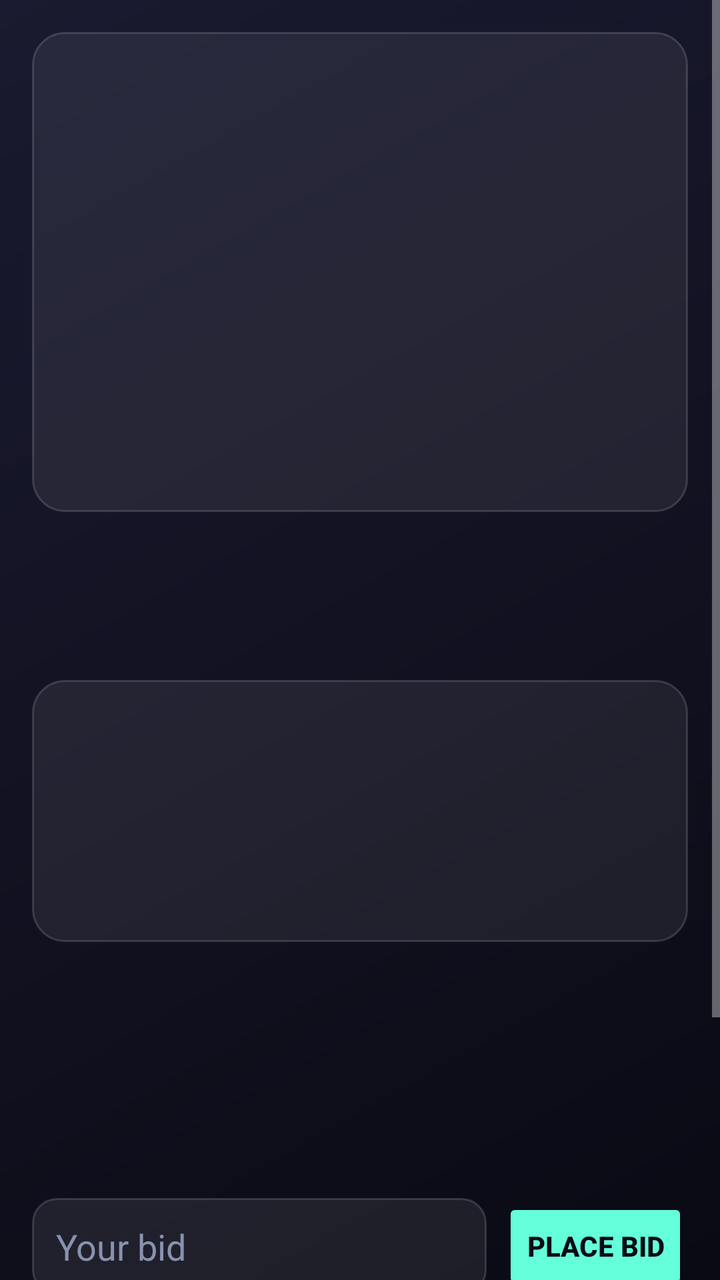
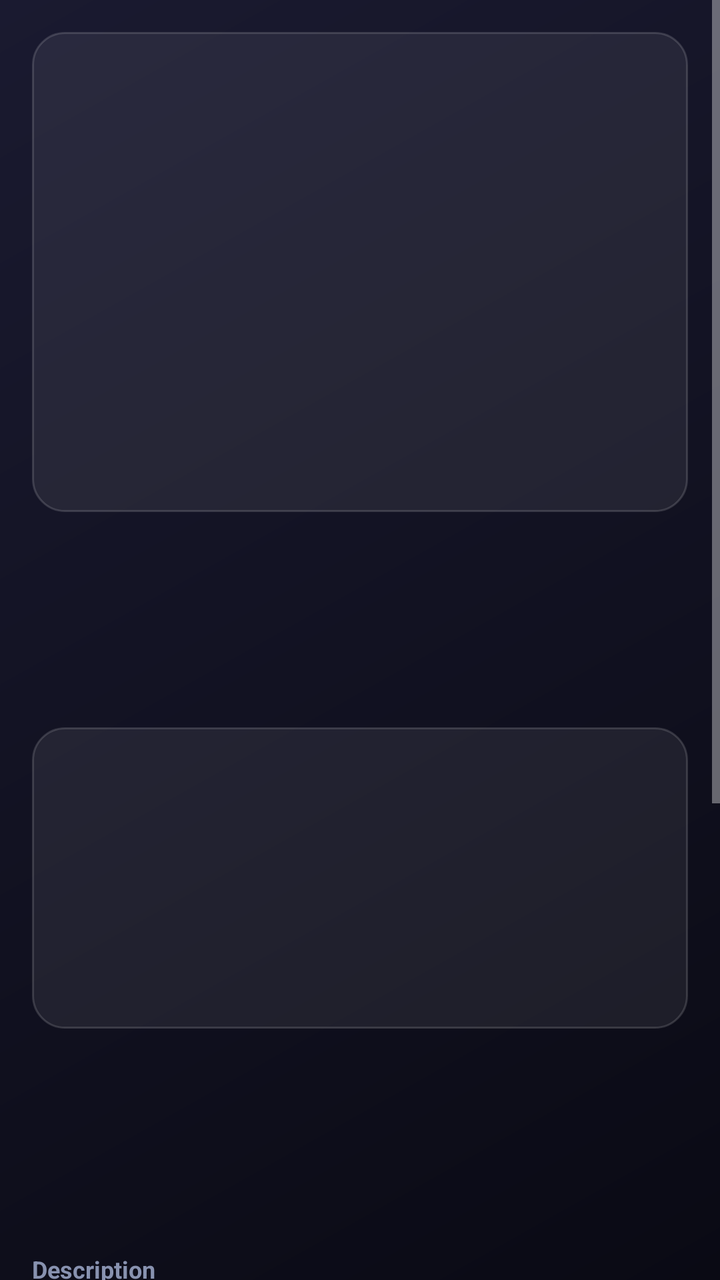

Screens rendered from an Android XML layout before and after an edit, with the pre-edit source and the edit as a unified diff.
<!-- AndroidManifest.xml: application theme Theme.NellisBid -->
<!-- res/layout/activity_detail.xml -->
<?xml version="1.0" encoding="utf-8"?>
<ScrollView xmlns:android="http://schemas.android.com/apk/res/android"
    android:layout_width="match_parent"
    android:layout_height="match_parent"
    android:background="@drawable/bg_gradient"
    android:fillViewport="true">

    <LinearLayout
        android:layout_width="match_parent"
        android:layout_height="wrap_content"
        android:orientation="vertical"
        android:padding="16dp">

        <ImageView
            android:id="@+id/d_img"
            android:layout_width="match_parent"
            android:layout_height="240dp"
            android:scaleType="centerCrop"
            android:background="@drawable/bg_glass"
            android:contentDescription="item photo" />

        <HorizontalScrollView
            android:layout_width="match_parent"
            android:layout_height="wrap_content"
            android:layout_marginTop="8dp"
            android:scrollbars="none">

            <LinearLayout
                android:id="@+id/d_gallery"
                android:layout_width="wrap_content"
                android:layout_height="wrap_content"
                android:orientation="horizontal" />
        </HorizontalScrollView>

        <TextView
            android:id="@+id/d_title"
            android:layout_width="match_parent"
            android:layout_height="wrap_content"
            android:layout_marginTop="14dp"
            android:textColor="@color/text"
            android:textSize="18sp"
            android:textStyle="bold" />

        <TextView
            android:id="@+id/d_condition"
            android:layout_width="match_parent"
            android:layout_height="wrap_content"
            android:layout_marginTop="6dp"
            android:textColor="@color/accent2"
            android:textSize="13sp" />

        <LinearLayout
            android:layout_width="match_parent"
            android:layout_height="wrap_content"
            android:layout_marginTop="14dp"
            android:orientation="vertical"
            android:background="@drawable/bg_glass"
            android:padding="16dp">

            <TextView
                android:id="@+id/d_allin"
                android:layout_width="wrap_content"
                android:layout_height="wrap_content"
                android:textColor="@color/accent"
                android:textSize="22sp"
                android:textStyle="bold" />

            <TextView
                android:id="@+id/d_bid"
                android:layout_width="wrap_content"
                android:layout_height="wrap_content"
                android:layout_marginTop="4dp"
                android:textColor="@color/text"
                android:textSize="15sp" />

            <TextView
                android:id="@+id/d_retail"
                android:layout_width="wrap_content"
                android:layout_height="wrap_content"
                android:layout_marginTop="2dp"
                android:textColor="@color/muted"
                android:textSize="13sp" />

            <TextView
                android:id="@+id/d_bids"
                android:layout_width="wrap_content"
                android:layout_height="wrap_content"
                android:layout_marginTop="8dp"
                android:textColor="@color/muted"
                android:textSize="13sp" />
        </LinearLayout>

        <TextView
            android:id="@+id/d_time"
            android:layout_width="match_parent"
            android:layout_height="wrap_content"
            android:layout_marginTop="12dp"
            android:textColor="@color/danger"
            android:textSize="15sp"
            android:textStyle="bold" />

        <TextView
            android:id="@+id/d_location"
            android:layout_width="match_parent"
            android:layout_height="wrap_content"
            android:layout_marginTop="4dp"
            android:textColor="@color/muted"
            android:textSize="13sp" />

        <TextView
            android:id="@+id/d_notes"
            android:layout_width="match_parent"
            android:layout_height="wrap_content"
            android:layout_marginTop="12dp"
            android:textColor="@color/accent2"
            android:textSize="13sp" />

        <TextView
            android:id="@+id/d_inventory"
            android:layout_width="match_parent"
            android:layout_height="wrap_content"
            android:layout_marginTop="8dp"
            android:textColor="@color/muted"
            android:textSize="12sp" />

        <LinearLayout
            android:layout_width="match_parent"
            android:layout_height="wrap_content"
            android:layout_marginTop="20dp"
            android:orientation="horizontal"
            android:gravity="center_vertical">

            <EditText
                android:id="@+id/d_bid_amount"
                android:layout_width="0dp"
                android:layout_height="wrap_content"
                android:layout_weight="1"
                android:background="@drawable/bg_search"
                android:hint="Your bid"
                android:textColorHint="@color/muted"
                android:textColor="@color/text"
                android:inputType="numberDecimal"
                android:padding="12dp" />

            <Button
                android:id="@+id/d_bid_btn"
                android:layout_width="wrap_content"
                android:layout_height="wrap_content"
                android:layout_marginStart="8dp"
                android:text="Place Bid"
                android:textColor="@color/bg"
                android:textStyle="bold"
                android:backgroundTint="@color/accent" />
        </LinearLayout>

        <TextView
            android:id="@+id/d_bid_status"
            android:layout_width="match_parent"
            android:layout_height="wrap_content"
            android:layout_marginTop="8dp"
            android:textColor="@color/accent2"
            android:textSize="13sp" />

        <LinearLayout
            android:layout_width="match_parent"
            android:layout_height="wrap_content"
            android:layout_marginTop="12dp"
            android:orientation="horizontal">

            <Button
                android:id="@+id/d_view_nellis"
                android:layout_width="0dp"
                android:layout_height="wrap_content"
                android:layout_weight="1"
                android:text="View on Nellis"
                android:textColor="@color/text"
                android:backgroundTint="#22FFFFFF" />

            <Button
                android:id="@+id/d_view_amazon"
                android:layout_width="0dp"
                android:layout_height="wrap_content"
                android:layout_weight="1"
                android:layout_marginStart="8dp"
                android:text="View on Amazon"
                android:textColor="@color/text"
                android:backgroundTint="#22FFFFFF" />
        </LinearLayout>

        <Button
            android:id="@+id/d_watch_btn"
            android:layout_width="match_parent"
            android:layout_height="wrap_content"
            android:layout_marginTop="8dp"
            android:text="☆ Watch"
            android:textColor="@color/accent2"
            android:backgroundTint="#22FFFFFF" />

    </LinearLayout>
</ScrollView>
<!-- resources referenced by this layout -->
<resources>
  <color name="accent">#64FFDA</color>
  <color name="accent2">#FFD54F</color>
  <color name="bg">#0A0A14</color>
  <color name="danger">#FF5252</color>
  <color name="muted">#8892B0</color>
  <color name="text">#E6E6F0</color>
  <!-- drawable bg_glass (drawable) -->
  <?xml version="1.0" encoding="utf-8"?>
  <shape xmlns:android="http://schemas.android.com/apk/res/android"
      android:shape="rectangle">
      <solid android:color="#12FFFFFF" />
      <stroke android:width="1dp" android:color="#26FFFFFF" />
      <corners android:radius="16dp" />
  </shape>
  <!-- drawable bg_gradient (drawable) -->
  <?xml version="1.0" encoding="utf-8"?>
  <shape xmlns:android="http://schemas.android.com/apk/res/android"
      android:shape="rectangle">
      <gradient
          android:startColor="#0A0A14"
          android:endColor="#1A1A30"
          android:angle="135" />
  </shape>
  <!-- drawable bg_search (drawable) -->
  <?xml version="1.0" encoding="utf-8"?>
  <shape xmlns:android="http://schemas.android.com/apk/res/android"
      android:shape="rectangle">
      <solid android:color="#14FFFFFF" />
      <stroke android:width="1dp" android:color="#26FFFFFF" />
      <corners android:radius="12dp" />
  </shape>
  <style name="Theme.NellisBid" parent="Theme.AppCompat.NoActionBar">
          <item name="android:windowBackground">@color/bg</item>
          <item name="android:statusBarColor">@color/bg</item>
          <item name="android:navigationBarColor">@color/bg</item>
          <item name="colorPrimary">@color/accent</item>
          <item name="colorAccent">@color/accent</item>
      </style>
</resources>

<!-- the commit's change to res/layout/activity_detail.xml (unified diff, before → after) -->
@@ -42,10 +42,19 @@
             android:textStyle="bold" />
 
         <TextView
+            android:id="@+id/d_quality"
+            android:layout_width="match_parent"
+            android:layout_height="wrap_content"
+            android:layout_marginTop="6dp"
+            android:textColor="#4CAF50"
+            android:textSize="16sp"
+            android:textStyle="bold" />
+
+        <TextView
             android:id="@+id/d_condition"
             android:layout_width="match_parent"
             android:layout_height="wrap_content"
-            android:layout_marginTop="6dp"
+            android:layout_marginTop="2dp"
             android:textColor="@color/accent2"
             android:textSize="13sp" />
 
@@ -82,6 +91,14 @@
                 android:textSize="13sp" />
 
             <TextView
+                android:id="@+id/d_premium"
+                android:layout_width="wrap_content"
+                android:layout_height="wrap_content"
+                android:layout_marginTop="2dp"
+                android:textColor="@color/muted"
+                android:textSize="13sp" />
+
+            <TextView
                 android:id="@+id/d_bids"
                 android:layout_width="wrap_content"
                 android:layout_height="wrap_content"
@@ -91,7 +108,7 @@
         </LinearLayout>
 
         <TextView
-            android:id="@+id/d_time"
+            android:id="@+id/d_closes"
             android:layout_width="match_parent"
             android:layout_height="wrap_content"
             android:layout_marginTop="12dp"
@@ -100,28 +117,93 @@
             android:textStyle="bold" />
 
         <TextView
-            android:id="@+id/d_location"
+            android:id="@+id/d_time"
+            android:layout_width="match_parent"
+            android:layout_height="wrap_content"
+            android:layout_marginTop="2dp"
+            android:textColor="@color/muted"
+            android:textSize="13sp" />
+
+        <TextView
+            android:id="@+id/d_inventory"
+            android:layout_width="match_parent"
+            android:layout_height="wrap_content"
+            android:layout_marginTop="2dp"
+            android:textColor="@color/muted"
+            android:textSize="12sp" />
+
+        <TextView
+            android:id="@+id/d_category"
+            android:layout_width="match_parent"
+            android:layout_height="wrap_content"
+            android:layout_marginTop="10dp"
+            android:textColor="@color/accent2"
+            android:textSize="13sp" />
+
+        <TextView
+            android:id="@+id/d_desc_header"
+            android:layout_width="match_parent"
+            android:layout_height="wrap_content"
+            android:layout_marginTop="14dp"
+            android:text="Description"
+            android:textColor="@color/muted"
+            android:textSize="12sp"
+            android:textStyle="bold" />
+
+        <TextView
+            android:id="@+id/d_description"
             android:layout_width="match_parent"
             android:layout_height="wrap_content"
             android:layout_marginTop="4dp"
-            android:textColor="@color/muted"
-            android:textSize="13sp" />
+            android:textColor="@color/text"
+            android:textSize="14sp"
+            android:lineSpacingExtra="3dp" />
+
+        <TextView
+            android:id="@+id/d_feat_header"
+            android:layout_width="match_parent"
+            android:layout_height="wrap_content"
+            android:layout_marginTop="12dp"
+            android:text="Features"
+            android:textColor="@color/muted"
+            android:textSize="12sp"
+            android:textStyle="bold" />
+
+        <TextView
+            android:id="@+id/d_features"
+            android:layout_width="match_parent"
+            android:layout_height="wrap_content"
+            android:layout_marginTop="4dp"
+            android:textColor="@color/text"
+            android:textSize="13sp"
+            android:lineSpacingExtra="3dp" />
+
+        <TextView
+            android:id="@+id/d_details_header"
+            android:layout_width="match_parent"
+            android:layout_height="wrap_content"
+            android:layout_marginTop="12dp"
+            android:text="Details"
+            android:textColor="@color/muted"
+            android:textSize="12sp"
+            android:textStyle="bold" />
+
+        <TextView
+            android:id="@+id/d_details"
+            android:layout_width="match_parent"
+            android:layout_height="wrap_content"
+            android:layout_marginTop="4dp"
+            android:textColor="@color/muted"
+            android:textSize="13sp"
+            android:lineSpacingExtra="2dp" />
 
         <TextView
             android:id="@+id/d_notes"
             android:layout_width="match_parent"
             android:layout_height="wrap_content"
-            android:layout_marginTop="12dp"
-            android:textColor="@color/accent2"
-            android:textSize="13sp" />
-
-        <TextView
-            android:id="@+id/d_inventory"
-            android:layout_width="match_parent"
-            android:layout_height="wrap_content"
-            android:layout_marginTop="8dp"
-            android:textColor="@color/muted"
-            android:textSize="12sp" />
+            android:layout_marginTop="10dp"
+            android:textColor="@color/accent2"
+            android:textSize="13sp" />
 
         <LinearLayout
             android:layout_width="match_parent"
